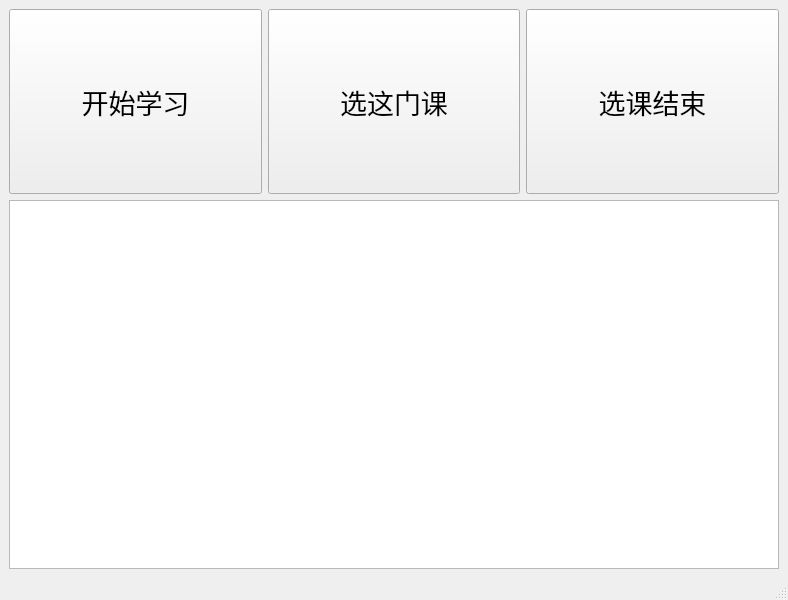
Qt form study.ui (Idealisten/OneClickToLearnFotonUniversityOnlineStudyPlatform) before a commit.
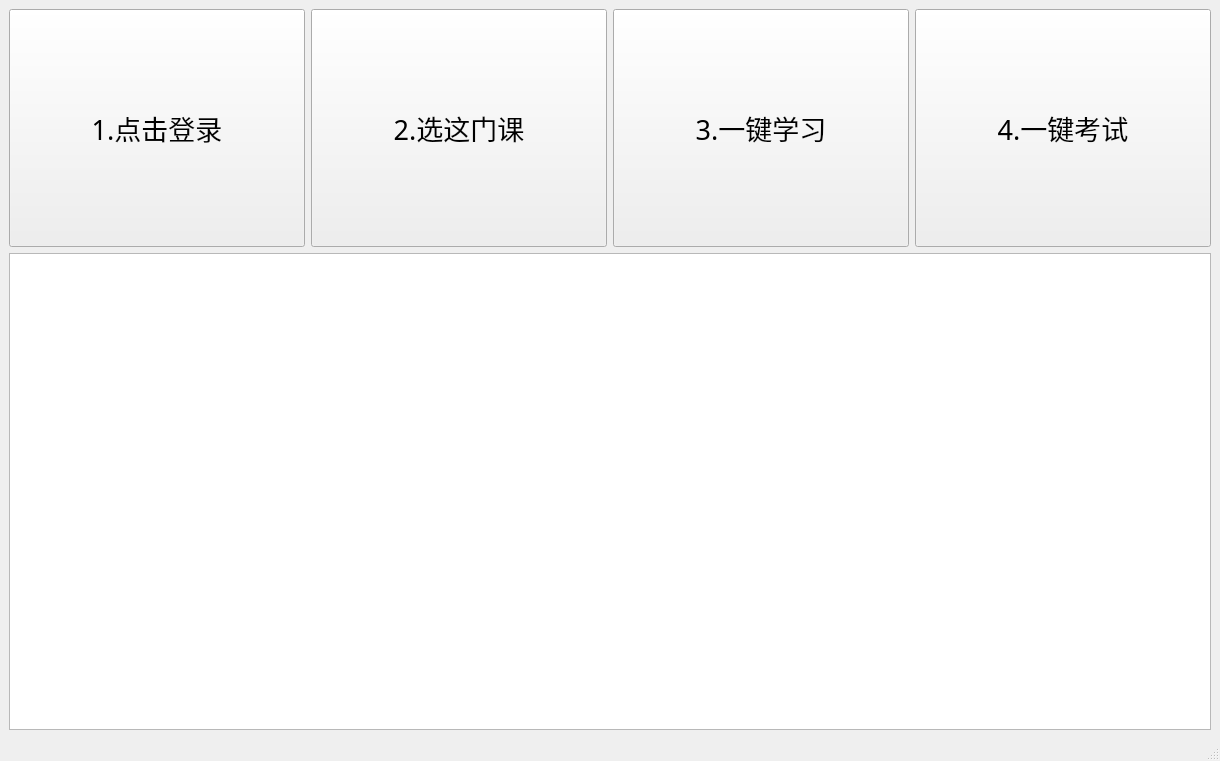
The same form after that commit.

Commit message: 新增在视频学习完毕后自动进行课程评价和课后测试答题功能

Patch:
```diff
--- a/study.ui
+++ b/study.ui
@@ -6,8 +6,8 @@
    <rect>
     <x>0</x>
     <y>0</y>
-    <width>788</width>
-    <height>600</height>
+    <width>1220</width>
+    <height>761</height>
    </rect>
   </property>
   <property name="windowTitle">
@@ -21,14 +21,14 @@
     <item row="0" column="0">
      <layout class="QVBoxLayout" name="verticalLayout" stretch="1,2">
       <item>
-       <layout class="QHBoxLayout" name="horizontalLayout" stretch="1,1,1">
+       <layout class="QHBoxLayout" name="horizontalLayout" stretch="0,0,0,0,0">
         <property name="topMargin">
          <number>0</number>
         </property>
         <item>
          <widget class="QPushButton" name="pushButton">
           <property name="sizePolicy">
-           <sizepolicy hsizetype="Minimum" vsizetype="Expanding">
+           <sizepolicy hsizetype="Expanding" vsizetype="Expanding">
             <horstretch>0</horstretch>
             <verstretch>0</verstretch>
            </sizepolicy>
@@ -40,14 +40,14 @@
            </font>
           </property>
           <property name="text">
-           <string>开始学习</string>
+           <string>1.点击登录</string>
           </property>
          </widget>
         </item>
         <item>
          <widget class="QPushButton" name="pushButton_2">
           <property name="sizePolicy">
-           <sizepolicy hsizetype="Minimum" vsizetype="Expanding">
+           <sizepolicy hsizetype="Expanding" vsizetype="Expanding">
             <horstretch>0</horstretch>
             <verstretch>0</verstretch>
            </sizepolicy>
@@ -59,14 +59,14 @@
            </font>
           </property>
           <property name="text">
-           <string>选这门课</string>
+           <string>2.选这门课</string>
           </property>
          </widget>
         </item>
         <item>
          <widget class="QPushButton" name="pushButton_3">
           <property name="sizePolicy">
-           <sizepolicy hsizetype="Minimum" vsizetype="Expanding">
+           <sizepolicy hsizetype="Expanding" vsizetype="Expanding">
             <horstretch>0</horstretch>
             <verstretch>0</verstretch>
            </sizepolicy>
@@ -78,10 +78,32 @@
            </font>
           </property>
           <property name="text">
-           <string>选课结束</string>
+           <string>3.一键学习</string>
           </property>
          </widget>
         </item>
+        <item>
+         <widget class="QPushButton" name="pushButton_4">
+          <property name="sizePolicy">
+           <sizepolicy hsizetype="Expanding" vsizetype="Expanding">
+            <horstretch>0</horstretch>
+            <verstretch>0</verstretch>
+           </sizepolicy>
+          </property>
+          <property name="font">
+           <font>
+            <family>Microsoft YaHei</family>
+            <pointsize>20</pointsize>
+           </font>
+          </property>
+          <property name="text">
+           <string>4.一键考试</string>
+          </property>
+         </widget>
+        </item>
+        <item>
+         <layout class="QHBoxLayout" name="horizontalLayout_2"/>
+        </item>
        </layout>
       </item>
       <item>
```
Left out of the diff: 4 changed lines with no effect on the pictures. The commit also changes 4 other files.
